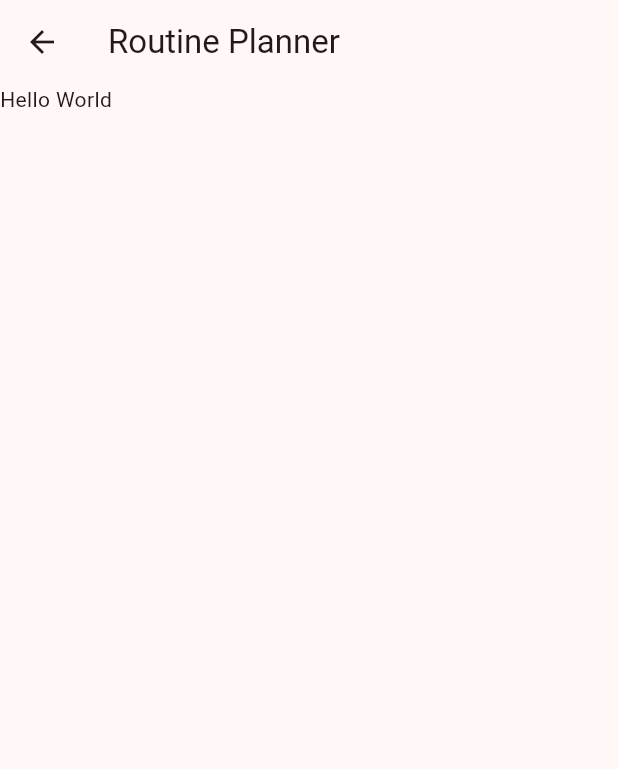
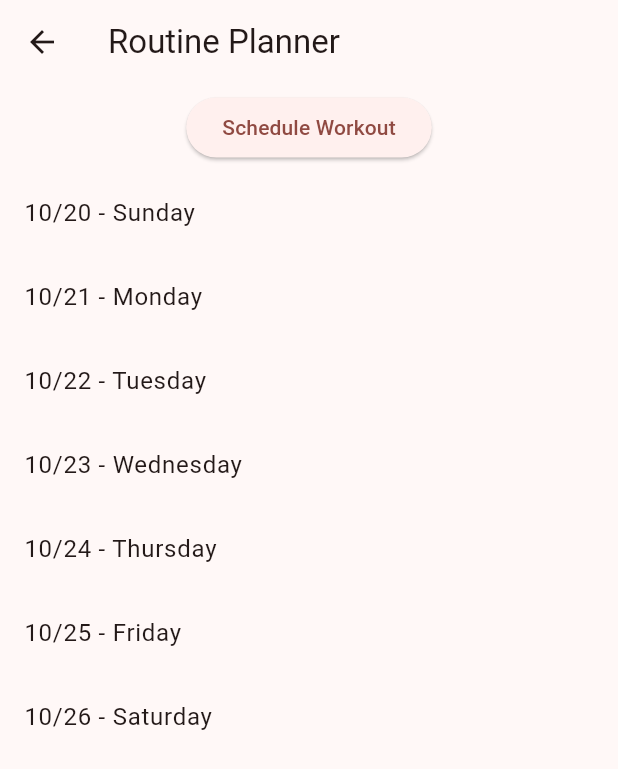
Before and after one commit to andrew-kula931/workout_app, a Flutter app: the RoutinePlanner screen opened directly, on a phone screen of 412 x 824 dp. Shown: the top 769 px of the screen. Run offline on Flutter 3.47's test engine with Material 3 defaults, Android fonts, the phone set to English and light mode, and no system bars; our stand-ins replace hive_flutter; accounts and stored records are empty.

Commit message:
routine planner list addition

```diff
--- a/lib/pages/routine_planner.dart
+++ b/lib/pages/routine_planner.dart
@@ -9,15 +9,59 @@ class RoutinePlanner extends StatefulWidget{
 
 class _RoutinePlannerState extends State<RoutinePlanner> {
 
+  String _getWeekdayName(int weekday) {
+    switch (weekday) {
+      case DateTime.monday:
+        return 'Monday';
+      case DateTime.tuesday:
+        return 'Tuesday';
+      case DateTime.wednesday:
+        return 'Wednesday';
+      case DateTime.thursday:
+        return 'Thursday';
+      case DateTime.friday:
+        return 'Friday';
+      case DateTime.saturday:
+        return 'Saturday';
+      case DateTime.sunday:
+        return 'Sunday';
+      default:
+        return '';
+    }
+  }
+
   @override
   Widget build(BuildContext context) {
+    DateTime now = DateTime.now();
+    List<DateTime> weekDays = List.generate(7, (index) => now.add(Duration(days: index)));
+
     return Scaffold(
       appBar: AppBar(
         title: const Text('Routine Planner')
       ),
-      body: const Column(
+      body: Column(
         children: [
-          Text('Hello World'),
+          Padding(
+            padding: const EdgeInsets.all(5),
+            child: ElevatedButton(
+              onPressed: () {
+                //Fill in
+              },
+              child: const Text('Schedule Workout'),
+            )
+          ),
+          SizedBox(
+            height: (MediaQuery.of(context).size.height * .8),
+            child: ListView.builder(
+              itemCount: weekDays.length,
+              itemBuilder: (context, index) {
+                DateTime day = weekDays[index];
+                return ListTile(
+                  title: Text('${day.month}/${day.day} - ${_getWeekdayName(day.weekday)}'),
+                );
+              },
+            ),
+          ),
         ],
       )
     );
--- a/lib/pages/workout_page.dart
+++ b/lib/pages/workout_page.dart
@@ -4,6 +4,7 @@ import '../workout_components/add_workout.dart';
 import '../workout_components/workout_notes.dart';
 import '../workout_components/edit_workout.dart';
 import 'workout_archive.dart';
+import 'routine_planner.dart';
 
 class WorkoutPage extends StatefulWidget {
   const WorkoutPage({super.key});
@@ -176,9 +177,9 @@ class _WorkoutPage extends State<WorkoutPage> {
             children: [
               ElevatedButton(
                 onPressed: () {
-                  //Fill in action here <========
+                  Navigator.push(context, MaterialPageRoute(builder: (context) => const RoutinePlanner()));
                 },
-                child: const Text('Schedule Workout'),
+                child: const Text('Routine Planner'),
               ),
               ElevatedButton(
                 onPressed: () {
```
